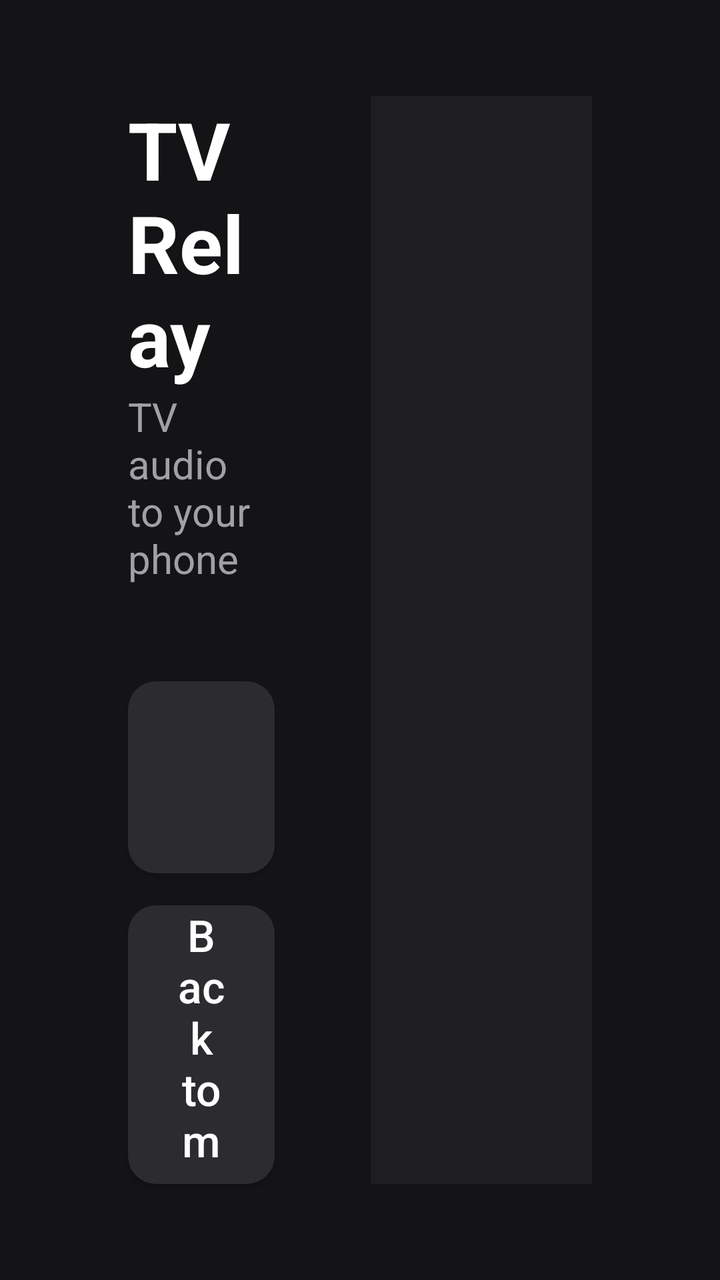
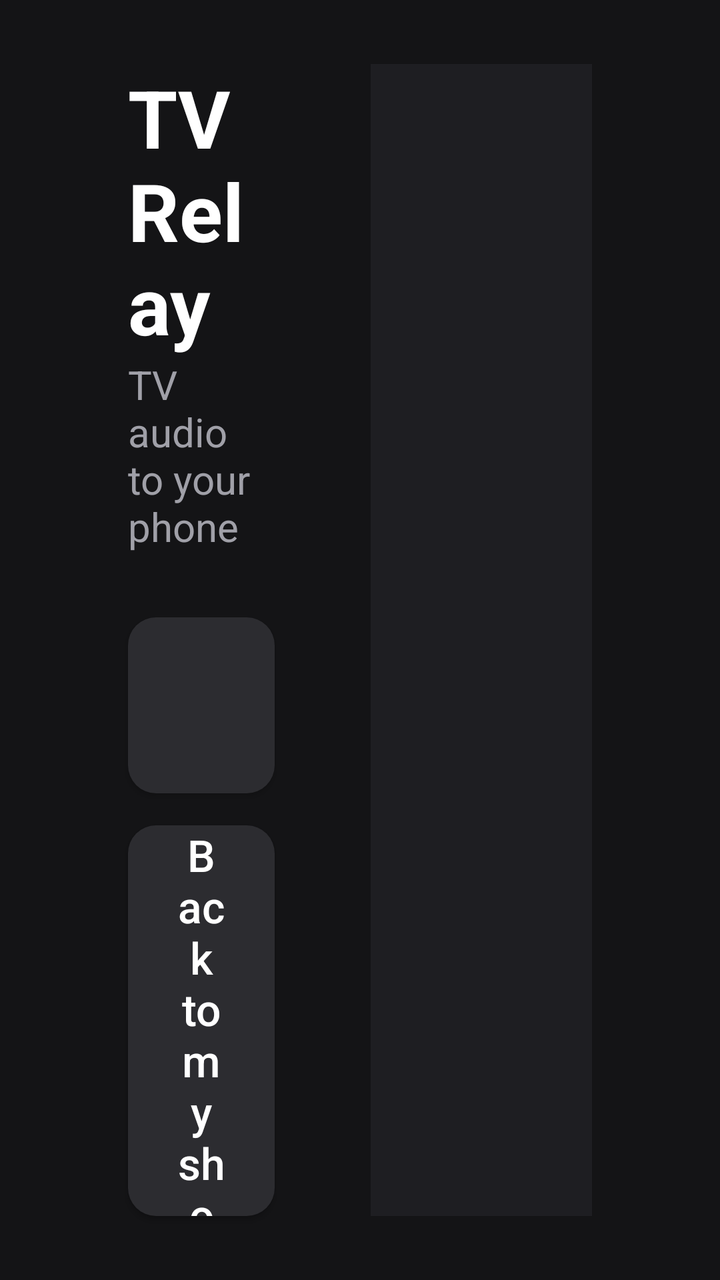

Two renders of the same Android screen: before a commit and after it. Below are the layout's source before the change and the commit's diff.
<!-- AndroidManifest.xml: activity theme android:Theme.DeviceDefault.NoActionBar -->
<!-- res/layout/activity_tv.xml -->
<?xml version="1.0" encoding="utf-8"?>
<LinearLayout xmlns:android="http://schemas.android.com/apk/res/android"
    android:layout_width="match_parent"
    android:layout_height="match_parent"
    android:background="#141416"
    android:clipChildren="false"
    android:clipToPadding="false"
    android:orientation="horizontal"
    android:paddingLeft="64dp"
    android:paddingTop="48dp"
    android:paddingRight="64dp"
    android:paddingBottom="48dp">

    <LinearLayout
        android:layout_width="0dp"
        android:layout_height="match_parent"
        android:layout_weight="2"
        android:clipChildren="false"
        android:clipToPadding="false"
        android:orientation="vertical">

        <TextView
            android:layout_width="wrap_content"
            android:layout_height="wrap_content"
            android:text="@string/app_name"
            android:textColor="#FFFFFF"
            android:textSize="40sp"
            android:textStyle="bold" />

        <TextView
            android:layout_width="wrap_content"
            android:layout_height="wrap_content"
            android:layout_marginBottom="32dp"
            android:text="TV audio to your phone"
            android:textColor="#A0A0A8"
            android:textSize="20sp" />

        <Button
            android:id="@+id/toggle"
            style="@style/TvButton"
            android:minHeight="96dp"
            android:textSize="28sp"
            android:textStyle="bold" />

        <Button
            android:id="@+id/back"
            style="@style/TvButton"
            android:text="Back to my show" />

        <Button
            android:id="@+id/kodi"
            style="@style/TvButton"
            android:text="Kodi login" />
    </LinearLayout>

    <LinearLayout
        android:layout_width="0dp"
        android:layout_height="match_parent"
        android:layout_marginLeft="48dp"
        android:layout_weight="3"
        android:background="#1E1E22"
        android:orientation="vertical"
        android:padding="32dp">

        <TextView
            android:id="@+id/state"
            android:layout_width="match_parent"
            android:layout_height="wrap_content"
            android:textColor="#FFFFFF"
            android:textSize="34sp"
            android:textStyle="bold" />

        <TextView
            android:id="@+id/detail"
            android:layout_width="match_parent"
            android:layout_height="wrap_content"
            android:layout_marginTop="12dp"
            android:textColor="#C8C8D0"
            android:textSize="22sp" />

        <TextView
            android:id="@+id/kodiStatus"
            android:layout_width="match_parent"
            android:layout_height="wrap_content"
            android:layout_marginTop="12dp"
            android:textColor="#C8C8D0"
            android:textSize="22sp" />

        <View
            android:layout_width="match_parent"
            android:layout_height="0dp"
            android:layout_weight="1" />

        <TextView
            android:id="@+id/hint"
            android:layout_width="match_parent"
            android:layout_height="wrap_content"
            android:textColor="#8E8E96"
            android:textSize="20sp" />
    </LinearLayout>
</LinearLayout>
<!-- resources referenced by this layout -->
<resources>
  <string name="app_name">TV Relay</string>
  <style name="TvButton">
          <item name="android:layout_width">match_parent</item>
          <item name="android:layout_height">wrap_content</item>
          <item name="android:layout_marginTop">16dp</item>
          <item name="android:minHeight">72dp</item>
          <item name="android:background">@drawable/tv_button</item>
          <item name="android:textColor">#FFFFFF</item>
          <item name="android:textSize">22sp</item>
          <item name="android:textAllCaps">false</item>
          <item name="android:paddingLeft">24dp</item>
          <item name="android:paddingRight">24dp</item>
          <item name="android:focusable">true</item>
      </style>
  <!-- drawable tv_button (drawable) -->
  <?xml version="1.0" encoding="utf-8"?>
  <selector xmlns:android="http://schemas.android.com/apk/res/android">
      <item android:state_focused="true">
          <shape android:shape="rectangle">
              <corners android:radius="14dp" />
              <solid android:color="#3D8BFF" />
              <stroke android:width="3dp" android:color="#FFFFFF" />
          </shape>
      </item>
      <item android:state_pressed="true">
          <shape android:shape="rectangle">
              <corners android:radius="14dp" />
              <solid android:color="#2A6AD0" />
          </shape>
      </item>
      <item>
          <shape android:shape="rectangle">
              <corners android:radius="14dp" />
              <solid android:color="#2C2C30" />
          </shape>
      </item>
  </selector>
</resources>

<!-- the commit's change to res/layout/activity_tv.xml (unified diff, before → after) -->
@@ -1,101 +1,133 @@
 <?xml version="1.0" encoding="utf-8"?>
-<LinearLayout xmlns:android="http://schemas.android.com/apk/res/android"
+<FrameLayout xmlns:android="http://schemas.android.com/apk/res/android"
     android:layout_width="match_parent"
     android:layout_height="match_parent"
-    android:background="#141416"
-    android:clipChildren="false"
-    android:clipToPadding="false"
-    android:orientation="horizontal"
-    android:paddingLeft="64dp"
-    android:paddingTop="48dp"
-    android:paddingRight="64dp"
-    android:paddingBottom="48dp">
+    android:background="#141416">
 
     <LinearLayout
-        android:layout_width="0dp"
+        android:layout_width="match_parent"
         android:layout_height="match_parent"
-        android:layout_weight="2"
         android:clipChildren="false"
         android:clipToPadding="false"
-        android:orientation="vertical">
+        android:orientation="horizontal"
+        android:paddingLeft="64dp"
+        android:paddingTop="32dp"
+        android:paddingRight="64dp"
+        android:paddingBottom="32dp">
 
-        <TextView
-            android:layout_width="wrap_content"
-            android:layout_height="wrap_content"
-            android:text="@string/app_name"
-            android:textColor="#FFFFFF"
-            android:textSize="40sp"
-            android:textStyle="bold" />
+        <LinearLayout
+            android:layout_width="0dp"
+            android:layout_height="match_parent"
+            android:layout_weight="2"
+            android:clipChildren="false"
+            android:clipToPadding="false"
+            android:orientation="vertical">
 
-        <TextView
-            android:layout_width="wrap_content"
-            android:layout_height="wrap_content"
-            android:layout_marginBottom="32dp"
-            android:text="TV audio to your phone"
-            android:textColor="#A0A0A8"
-            android:textSize="20sp" />
+            <TextView
+                android:layout_width="wrap_content"
+                android:layout_height="wrap_content"
+                android:text="@string/app_name"
+                android:textColor="#FFFFFF"
+                android:textSize="40sp"
+                android:textStyle="bold" />
 
-        <Button
-            android:id="@+id/toggle"
-            style="@style/TvButton"
-            android:minHeight="96dp"
-            android:textSize="28sp"
-            android:textStyle="bold" />
+            <TextView
+                android:layout_width="wrap_content"
+                android:layout_height="wrap_content"
+                android:layout_marginBottom="16dp"
+                android:text="TV audio to your phone"
+                android:textColor="#A0A0A8"
+                android:textSize="20sp" />
 
-        <Button
-            android:id="@+id/back"
-            style="@style/TvButton"
-            android:text="Back to my show" />
+            <Button
+                android:id="@+id/toggle"
+                style="@style/TvButton"
+                android:minHeight="88dp"
+                android:textSize="28sp"
+                android:textStyle="bold" />
 
-        <Button
-            android:id="@+id/kodi"
-            style="@style/TvButton"
-            android:text="Kodi login" />
+            <Button
+                android:id="@+id/back"
+                style="@style/TvButton"
+                android:text="Back to my show" />
+
+            
+            <LinearLayout
+                android:layout_width="match_parent"
+                android:layout_height="wrap_content"
+                android:clipChildren="false"
+                android:clipToPadding="false"
+                android:orientation="horizontal">
+
+                <Button
+                    android:id="@+id/kodi"
+                    style="@style/TvButton"
+                    android:layout_width="0dp"
+                    android:layout_weight="1"
+                    android:text="Kodi login" />
+
+                <Button
+                    android:id="@+id/update"
+                    style="@style/TvButton"
+                    android:layout_width="0dp"
+                    android:layout_marginLeft="16dp"
+                    android:layout_weight="1" />
+            </LinearLayout>
+        </LinearLayout>
+
+        <LinearLayout
+            android:layout_width="0dp"
+            android:layout_height="match_parent"
+            android:layout_marginLeft="48dp"
+            android:layout_weight="3"
+            android:background="#1E1E22"
+            android:orientation="vertical"
+            android:padding="32dp">
+
+            <TextView
+                android:id="@+id/state"
+                android:layout_width="match_parent"
+                android:layout_height="wrap_content"
+                android:textColor="#FFFFFF"
+                android:textSize="34sp"
+                android:textStyle="bold" />
+
+            <TextView
+                android:id="@+id/detail"
+                android:layout_width="match_parent"
+                android:layout_height="wrap_content"
+                android:layout_marginTop="12dp"
+                android:textColor="#C8C8D0"
+                android:textSize="22sp" />
+
+            <TextView
+                android:id="@+id/kodiStatus"
+                android:layout_width="match_parent"
+                android:layout_height="wrap_content"
+                android:layout_marginTop="12dp"
+                android:textColor="#C8C8D0"
+                android:textSize="22sp" />
+
+            <View
+                android:layout_width="match_parent"
+                android:layout_height="0dp"
+                android:layout_weight="1" />
+
+            <TextView
+                android:id="@+id/hint"
+                android:layout_width="match_parent"
+                android:layout_height="wrap_content"
+                android:textColor="#8E8E96"
+                android:textSize="20sp" />
+        </LinearLayout>
     </LinearLayout>
 
-    <LinearLayout
-        android:layout_width="0dp"
-        android:layout_height="match_parent"
-        android:layout_marginLeft="48dp"
-        android:layout_weight="3"
-        android:background="#1E1E22"
-        android:orientation="vertical"
-        android:padding="32dp">
-
-        <TextView
-            android:id="@+id/state"
-            android:layout_width="match_parent"
-            android:layout_height="wrap_content"
-            android:textColor="#FFFFFF"
-            android:textSize="34sp"
-            android:textStyle="bold" />
-
-        <TextView
-            android:id="@+id/detail"
-            android:layout_width="match_parent"
-            android:layout_height="wrap_content"
-            android:layout_marginTop="12dp"
-            android:textColor="#C8C8D0"
-            android:textSize="22sp" />
-
-        <TextView
-            android:id="@+id/kodiStatus"
-            android:layout_width="match_parent"
-            android:layout_height="wrap_content"
-            android:layout_marginTop="12dp"
-            android:textColor="#C8C8D0"
-            android:textSize="22sp" />
-
-        <View
-            android:layout_width="match_parent"
-            android:layout_height="0dp"
-            android:layout_weight="1" />
-
-        <TextView
-            android:id="@+id/hint"
-            android:layout_width="match_parent"
-            android:layout_height="wrap_content"
-            android:textColor="#8E8E96"
-            android:textSize="20sp" />
-    </LinearLayout>
-</LinearLayout>
+    <TextView
+        android:id="@+id/version"
+        android:layout_width="wrap_content"
+        android:layout_height="wrap_content"
+        android:layout_gravity="bottom|end"
+        android:layout_margin="16dp"
+        android:textColor="#6E6E76"
+        android:textSize="16sp" />
+</FrameLayout>
